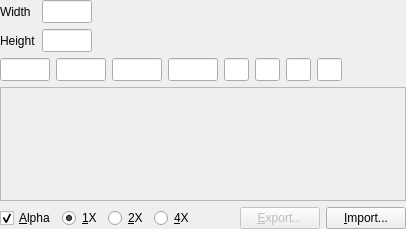
First picture: the form in src/bitmap/bitmapresource.ui, repository dstien/stressed, before the edit.
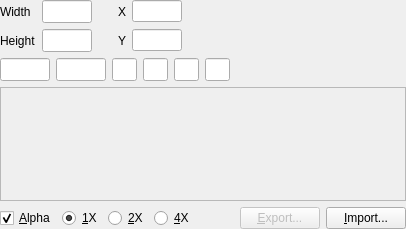
Second picture: the form after the edit.

Commit message: Interpret unknown3 and unknown4 in bitmap resource header as screen-space coordinate.

```diff
--- a/src/bitmap/bitmapresource.ui
+++ b/src/bitmap/bitmapresource.ui
@@ -84,14 +84,76 @@
        </property>
       </widget>
      </item>
+     <item row="1" column="5" >
+      <spacer>
+       <property name="orientation" >
+        <enum>Qt::Horizontal</enum>
+       </property>
+       <property name="sizeHint" >
+        <size>
+         <width>40</width>
+         <height>20</height>
+        </size>
+       </property>
+      </spacer>
+     </item>
+     <item row="1" column="3" >
+      <widget class="QLabel" name="labelY" >
+       <property name="text" >
+        <string>Y</string>
+       </property>
+      </widget>
+     </item>
+     <item row="0" column="3" >
+      <widget class="QLabel" name="labelX" >
+       <property name="text" >
+        <string>X</string>
+       </property>
+      </widget>
+     </item>
+     <item row="0" column="4" >
+      <widget class="QLineEdit" name="editX" >
+       <property name="sizePolicy" >
+        <sizepolicy vsizetype="Fixed" hsizetype="Fixed" >
+         <horstretch>0</horstretch>
+         <verstretch>0</verstretch>
+        </sizepolicy>
+       </property>
+       <property name="maximumSize" >
+        <size>
+         <width>50</width>
+         <height>16777215</height>
+        </size>
+       </property>
+      </widget>
+     </item>
+     <item row="1" column="4" >
+      <widget class="QLineEdit" name="editY" >
+       <property name="sizePolicy" >
+        <sizepolicy vsizetype="Fixed" hsizetype="Fixed" >
+         <horstretch>0</horstretch>
+         <verstretch>0</verstretch>
+        </sizepolicy>
+       </property>
+       <property name="maximumSize" >
+        <size>
+         <width>50</width>
+         <height>16777215</height>
+        </size>
+       </property>
+      </widget>
+     </item>
      <item row="1" column="2" >
       <spacer>
        <property name="orientation" >
         <enum>Qt::Horizontal</enum>
        </property>
+       <property name="sizeType" >
+        <enum>QSizePolicy::Fixed</enum>
+       </property>
        <property name="sizeHint" >
         <size>
-         <width>40</width>
+         <width>20</width>
          <height>20</height>
         </size>
        </property>
@@ -165,7 +227,7 @@
        </property>
        <property name="maximumSize" >
         <size>
-         <width>50</width>
+         <width>25</width>
          <height>16777215</height>
         </size>
        </property>
@@ -175,7 +237,7 @@
         </font>
        </property>
        <property name="inputMask" >
-        <string>HHHH; </string>
+        <string>HH; </string>
        </property>
        <property name="alignment" >
         <set>Qt::AlignCenter</set>
@@ -192,7 +254,7 @@
        </property>
        <property name="maximumSize" >
         <size>
-         <width>50</width>
+         <width>25</width>
          <height>16777215</height>
         </size>
        </property>
@@ -202,7 +264,7 @@
         </font>
        </property>
        <property name="inputMask" >
-        <string>HHHH; </string>
+        <string>HH; </string>
        </property>
        <property name="alignment" >
         <set>Qt::AlignCenter</set>
@@ -263,60 +325,6 @@
        </property>
       </widget>
      </item>
-     <item>
-      <widget class="QLineEdit" name="editUnk7" >
-       <property name="sizePolicy" >
-        <sizepolicy vsizetype="Fixed" hsizetype="Fixed" >
-         <horstretch>0</horstretch>
-         <verstretch>0</verstretch>
-        </sizepolicy>
-       </property>
-       <property name="maximumSize" >
-        <size>
-         <width>25</width>
-         <height>16777215</height>
-        </size>
-       </property>
-       <property name="font" >
-        <font>
-         <family>Monospace, Courier</family>
-        </font>
-       </property>
-       <property name="inputMask" >
-        <string>HH; </string>
-       </property>
-       <property name="alignment" >
-        <set>Qt::AlignCenter</set>
-       </property>
-      </widget>
-     </item>
-     <item>
-      <widget class="QLineEdit" name="editUnk8" >
-       <property name="sizePolicy" >
-        <sizepolicy vsizetype="Fixed" hsizetype="Fixed" >
-         <horstretch>0</horstretch>
-         <verstretch>0</verstretch>
-        </sizepolicy>
-       </property>
-       <property name="maximumSize" >
-        <size>
-         <width>25</width>
-         <height>16777215</height>
-        </size>
-       </property>
-       <property name="font" >
-        <font>
-         <family>Monospace, Courier</family>
-        </font>
-       </property>
-       <property name="inputMask" >
-        <string>HH; </string>
-       </property>
-       <property name="alignment" >
-        <set>Qt::AlignCenter</set>
-       </property>
-      </widget>
-     </item>
      <item>
       <spacer>
        <property name="orientation" >
```
Left out of the diff: 24 changed lines with no effect on the pictures. The commit also changes 2 other files.
